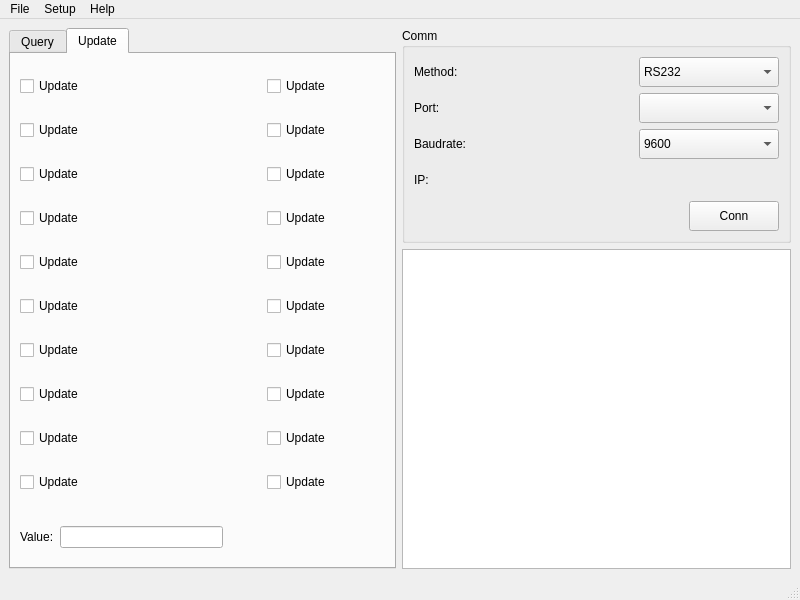
Above: zevision_comm.ui from xmartinly/zcomm before the change. Below: the same form after it.
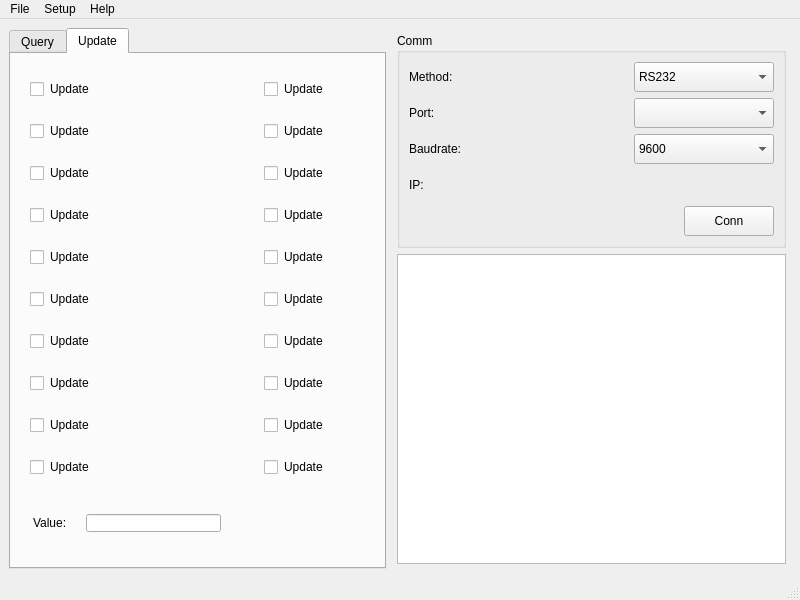
That is the form after the change. Custom widgets are drawn as their Qt base class.

```diff
--- a/zevision_comm.ui
+++ b/zevision_comm.ui
@@ -17,6 +17,18 @@
    <layout class="QGridLayout" name="gridLayout_2">
     <item row="0" column="1">
      <layout class="QVBoxLayout" name="verticalLayout" stretch="5,9">
+      <property name="leftMargin">
+       <number>5</number>
+      </property>
+      <property name="topMargin">
+       <number>5</number>
+      </property>
+      <property name="rightMargin">
+       <number>5</number>
+      </property>
+      <property name="bottomMargin">
+       <number>5</number>
+      </property>
       <item>
        <widget class="QGroupBox" name="groupBox">
         <property name="styleSheet">
@@ -246,6 +258,9 @@
     </item>
     <item row="0" column="0">
      <widget class="QTabWidget" name="tabWidget">
+      <property name="styleSheet">
+       <string notr="true">margin: 5px</string>
+      </property>
       <property name="currentIndex">
        <number>1</number>
       </property>
```
Left out of the diff: 2 changed lines with no effect on the pictures.
